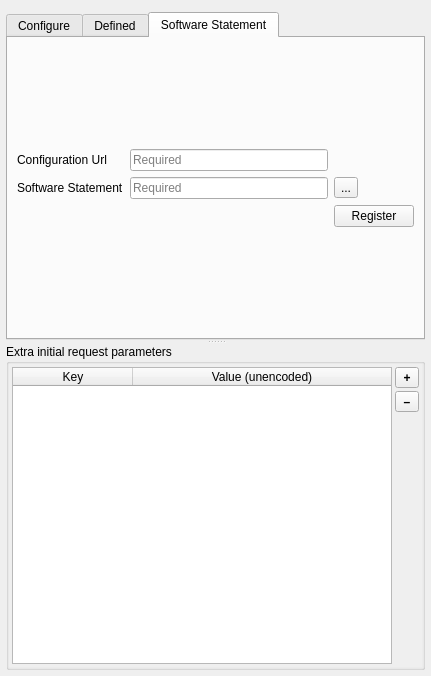
Qt form oauth2/qgsauthoauth2edit.ui (securedimensions/QGIS-OAuth2-Plugin) before a commit.
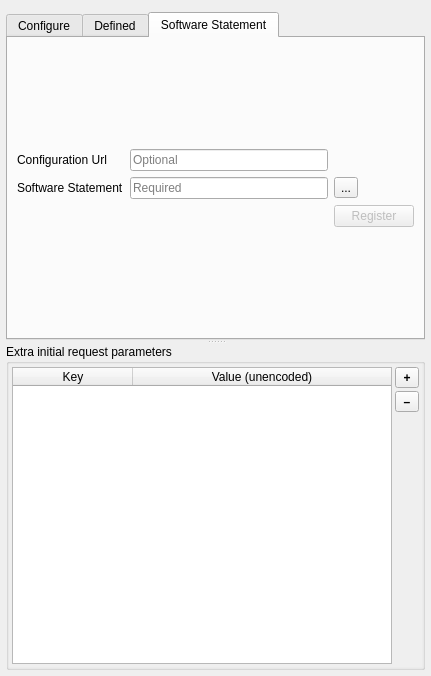
The same form after that commit. Icons and pictures are not drawn. Custom widgets are drawn as their Qt base class.

Commit message: Implemented localhost and resource owner versions

```diff
--- a/oauth2/qgsauthoauth2edit.ui
+++ b/oauth2/qgsauthoauth2edit.ui
@@ -757,7 +757,7 @@
           <item row="0" column="1">
            <widget class="QLineEdit" name="leConfigUrl">
             <property name="placeholderText">
-             <string>Required</string>
+             <string>Optional</string>
             </property>
            </widget>
           </item>
@@ -788,6 +788,9 @@
           </item>
           <item row="2" column="2">
            <widget class="QPushButton" name="btnRegister">
+            <property name="enabled">
+             <bool>false</bool>
+            </property>
             <property name="text">
              <string>Register</string>
             </property>
```
The commit also changes 2 other files.
